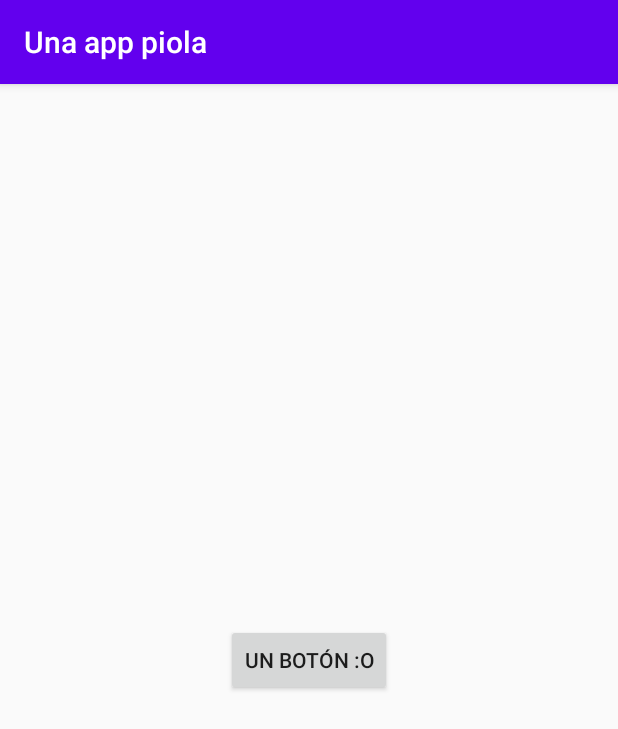
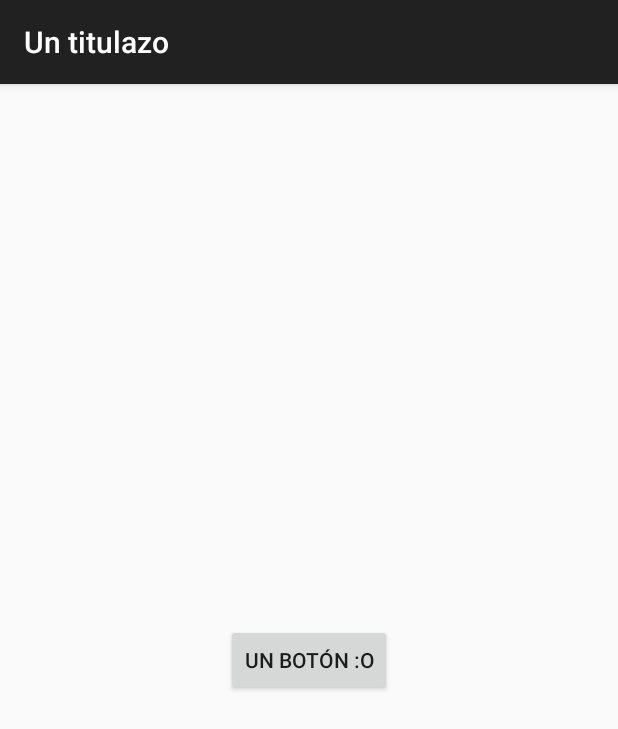
Before and after one commit to AguPereyra/ejercicios_tecmoviles, an Android app: the screen it shows after launch (MainActivity), on a phone screen of 412 x 824 dp. Shown: the top 729 px of the screen. Run offline under Robolectric (Android 15) with nearby library versions, the phone set to English and light mode, and no system bars.

Commit message:
Titulo agredo manualmente

```diff
--- a/helloworld_from0/app/src/main/AndroidManifest.xml
+++ b/helloworld_from0/app/src/main/AndroidManifest.xml
@@ -8,7 +8,7 @@
         android:label="@string/app_name"
         android:roundIcon="@mipmap/ic_launcher_round"
         android:supportsRtl="true"
-        android:theme="@style/AppTheme">
+        android:theme="@style/Theme.AppCompat.DayNight.DarkActionBar">
         <activity android:name=".MainActivity">
             <intent-filter>
                 <action android:name="android.intent.action.MAIN" />
--- a/helloworld_from0/app/src/main/java/org/gugu/example/helloworld_from0/MainActivity.kt
+++ b/helloworld_from0/app/src/main/java/org/gugu/example/helloworld_from0/MainActivity.kt
@@ -13,6 +13,8 @@ class MainActivity : AppCompatActivity() {
 
         // Show toast on creation and pause
         showLaTostada()
+        // Manually set title
+        supportActionBar?.setTitle(R.string.app_title)
     }
 
     override fun onPause() {
--- a/helloworld_from0/app/src/main/res/values/dimens.xml
+++ b/helloworld_from0/app/src/main/res/values/dimens.xml
@@ -1,3 +1,4 @@
 <resources>
     <dimen name="linear_layout_margin">16dp</dimen>
+    <dimen name="action_bar_elevation">4dp</dimen>
 </resources>
--- a/helloworld_from0/app/src/main/res/values/strings.xml
+++ b/helloworld_from0/app/src/main/res/values/strings.xml
@@ -1,5 +1,6 @@
 <resources>
     <string name="app_name">Una app piola</string>
+    <string name="app_title">Un titulazo</string>
     <string name="main_button">Un botón :o</string>
     <string name="la_tostada">d[ o_0 ]b</string>
 </resources>
```
